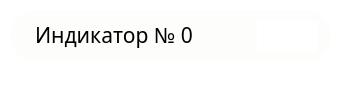
The window that stage/UI/UI_Module/indicatorwidget.ui (zerotonyq/MTCOLD) describes before a commit, drawn with Qt 5.
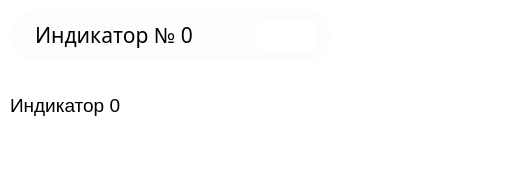
The same window after the commit. Icons and pictures are not drawn.

Commit message: info without hide

What changed in the file:
```diff
--- a/stage/UI/UI_Module/indicatorwidget.ui
+++ b/stage/UI/UI_Module/indicatorwidget.ui
@@ -6,8 +6,8 @@
    <rect>
     <x>0</x>
     <y>0</y>
-    <width>346</width>
-    <height>95</height>
+    <width>509</width>
+    <height>179</height>
    </rect>
   </property>
   <property name="windowTitle">
@@ -154,6 +154,19 @@
     <bool>true</bool>
    </property>
   </widget>
+  <widget class="QLabel" name="infoLabel">
+   <property name="geometry">
+    <rect>
+     <x>10</x>
+     <y>80</y>
+     <width>221</width>
+     <height>51</height>
+    </rect>
+   </property>
+   <property name="text">
+    <string>&lt;html&gt;&lt;head/&gt;&lt;body&gt;&lt;p&gt;&lt;span style=&quot; font-size:14pt;&quot;&gt;Индикатор 0&lt;/span&gt;&lt;/p&gt;&lt;/body&gt;&lt;/html&gt;</string>
+   </property>
+  </widget>
   <zorder>indicatorWidget</zorder>
   <zorder>info0_2</zorder>
   <zorder>toggle0_2</zorder>
```
Left out of the diff: 5 changed lines with no effect on the pictures. The commit also changes 4 other files.
